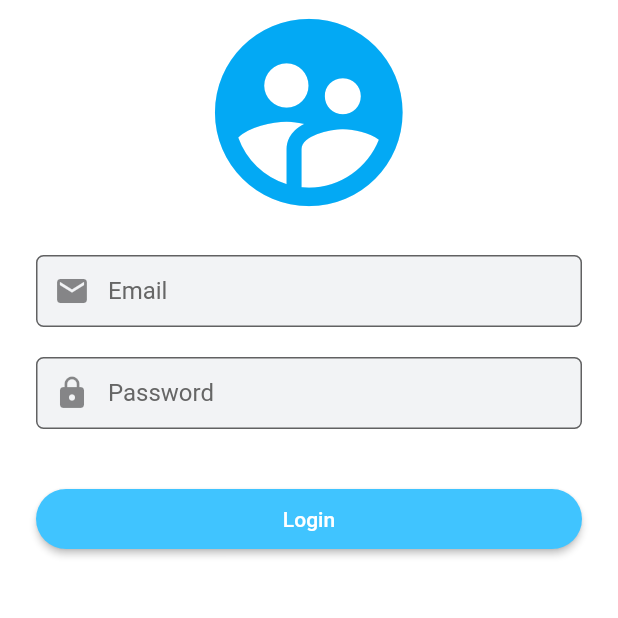
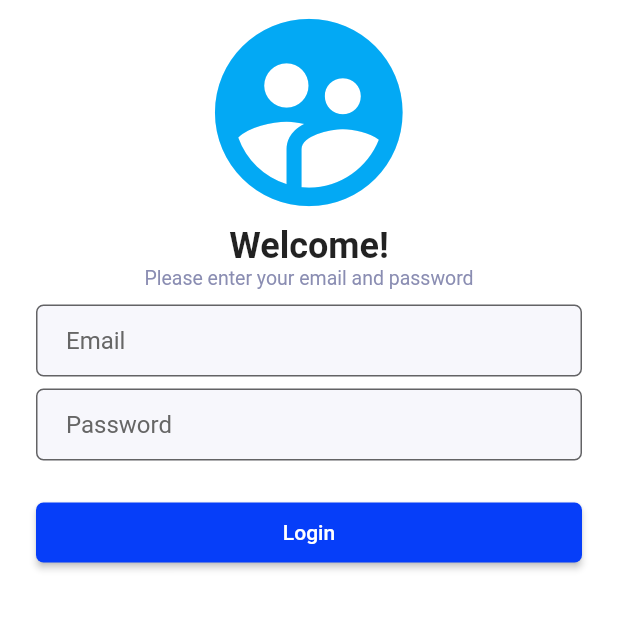
Before and after one commit to beefitten/BeefitMember.Application, a Flutter app: the screen it shows after launch, on a phone screen of 412 x 824 dp, the top half of it. Run offline on Flutter 3.47's test engine with Material 2 defaults, Android fonts, the phone set to English and light mode, and no system bars; our stand-ins replace equatable, flutter_bloc, shared_preferences.

```diff
--- a/lib/shared/shared_widgets/textfield.dart
+++ b/lib/shared/shared_widgets/textfield.dart
@@ -1,3 +1,4 @@
+
 import 'package:flutter/material.dart';
 
 class TextFieldInput extends StatelessWidget {
--- a/lib/user/pages/login/login_form.dart
+++ b/lib/user/pages/login/login_form.dart
@@ -25,8 +25,29 @@ class _UserLoginState extends State<Login> {
   @override
   Widget build(BuildContext context){
     final logo = Center(
-      child: Icon(Icons.supervised_user_circle, size: 150, color: Colors.lightBlue,),
+      child: Icon(
+        Icons.supervised_user_circle,
+        size: 150,
+        color: Colors.lightBlue,
+      ),
     );
+
+    final welcomeText = Container(
+      child: Column(
+        children: [
+          Text("Welcome!",
+        style: TextStyle(
+            fontWeight: FontWeight.bold,
+            fontSize: 24,),
+      ), Text("Please enter your email and password",
+          style: TextStyle(
+            fontSize: 13,
+            color: Color.fromRGBO(138, 141, 178, 1)),)
+        ],
+      ),
+    );
+
+
 
     final msg = BlocBuilder<LoginBLoc, LoginState>(
       builder: (context, state) {
@@ -46,9 +67,8 @@ class _UserLoginState extends State<Login> {
       keyboardType: TextInputType.emailAddress,
       autofocus: false,
       decoration: InputDecoration(
-        prefixIcon: Icon(Icons.email),
         filled: true,
-        fillColor: Color(0xFFF2F3F5),
+        fillColor: Color.fromRGBO(247, 247, 252, 1),
         hintStyle: TextStyle(
           color: Color(0xFF666666)
         ),
@@ -63,9 +83,8 @@ class _UserLoginState extends State<Login> {
       autofocus: false,
       obscureText: true,
       decoration: InputDecoration(
-          prefixIcon: Icon(Icons.lock),
           filled: true,
-          fillColor: Color(0xFFF2F3F5),
+          fillColor: Color.fromRGBO(247, 247, 252, 1),
           hintStyle: TextStyle(
               color: Color(0xFF666666)
           ),
@@ -77,15 +96,16 @@ class _UserLoginState extends State<Login> {
 
     final loginButton = Padding(
         padding: EdgeInsets.symmetric(vertical: 16.0),
+      // ignore: deprecated_member_use
       child: RaisedButton(
         shape: RoundedRectangleBorder(
-          borderRadius: BorderRadius.circular(24),
+          borderRadius: BorderRadius.circular(5),
         ),
         onPressed: () {
           loginBLoc.add(LoginButtonPressed(email: email.text, password: password.text));
         },
         padding: EdgeInsets.all(12),
-        color: Colors.lightBlueAccent,
+        color: Color.fromRGBO(6, 62, 249, 1),
         child: Text('Login', style: TextStyle(color: Colors.white),),
       ),
     );
@@ -103,13 +123,15 @@ class _UserLoginState extends State<Login> {
           padding: EdgeInsets.only(left: 24.0, right: 24.0),
           children: <Widget>[
             logo,
+            welcomeText,
             msg,
-            SizedBox(height: 20.0),
+            SizedBox(height: 10.0),
             username,
-            SizedBox(height: 20.0),
+            SizedBox(height: 8.0),
             pass,
-            SizedBox(height: 20.0),
-            loginButton
+            SizedBox(height: 8.0),
+            loginButton,
+            SizedBox(height: 5.0)
           ],
         ),
       ),
```
